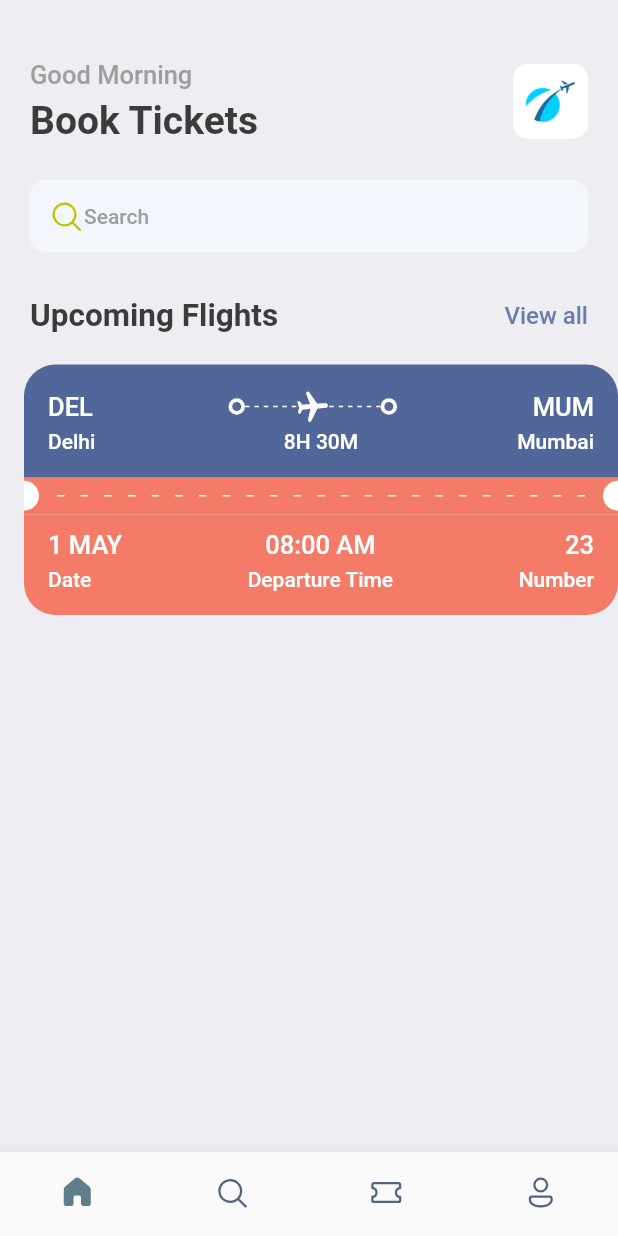
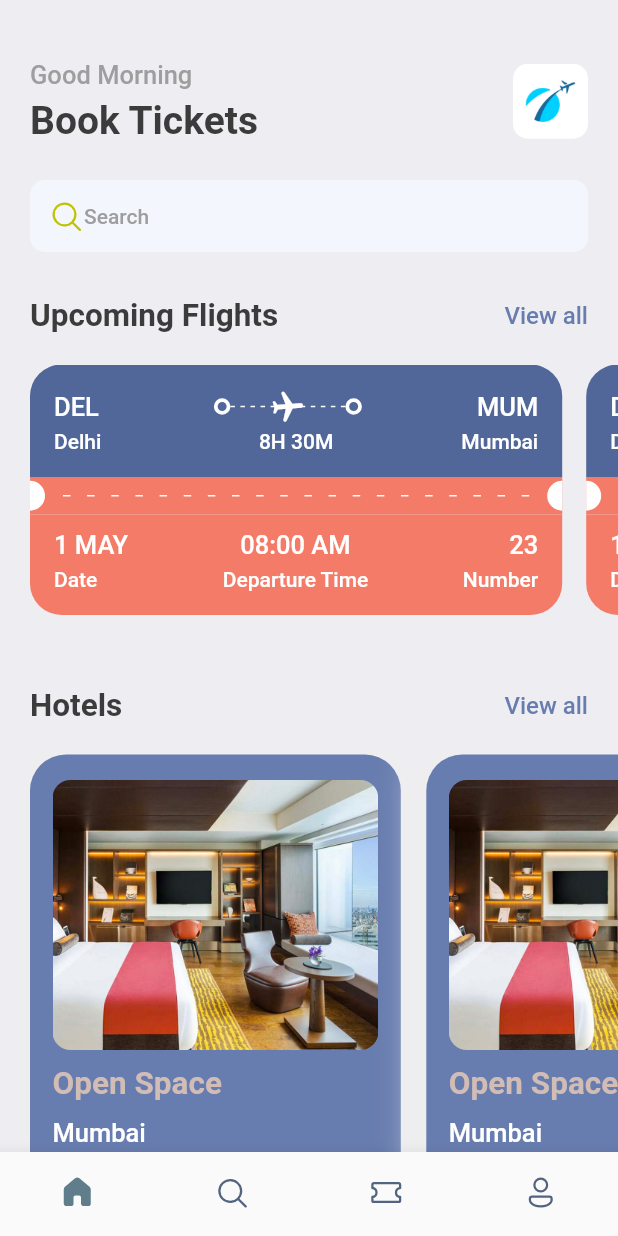
Before and after one commit to sourav091/Ticket_booking, a Flutter app: the screen it shows after launch, on a phone screen of 412 x 824 dp. Run offline on Flutter 3.47's test engine with Material 2 defaults, Android fonts, the phone set to English and light mode, and no system bars; our stand-ins replace fluentui_icons, gap.

Commit message:
Wrap ticketView widget on the  main screen Add image to container widget Wrap HotelScreen widget with a SingleChildScrollView widget

```diff
--- a/lib/screens/home_screen.dart
+++ b/lib/screens/home_screen.dart
@@ -1,4 +1,6 @@
+import 'package:ecommerce_app/screens/hotel_screen.dart';
 import 'package:ecommerce_app/screens/ticket_view.dart';
+import 'package:ecommerce_app/utils/app_info_list.dart';
 import 'package:ecommerce_app/utils/app_styles.dart';
 import 'package:fluentui_icons/fluentui_icons.dart';
 import 'package:flutter/material.dart';
@@ -86,7 +88,40 @@ class HomeScreen extends StatelessWidget {
                 ],
               )),
           const Gap(20),
-         const  TicketView(),
+          SingleChildScrollView(
+            scrollDirection: Axis.horizontal,
+            padding: const EdgeInsets.only(left: 20),
+            child: Row(
+              children: [
+                TicketView(),
+                TicketView(),
+              ],
+            ),
+         ),
+         const Gap(15),
+         Container(
+          padding: const EdgeInsets.symmetric(horizontal: 20),
+           child: Row(
+                      mainAxisAlignment: MainAxisAlignment.spaceBetween,
+                      children: [
+                        Text("Hotels",style: Styles.headLineStyle2,),
+                        InkWell(
+                            onTap: () {
+                              debugPrint("You are tapped");
+                            },
+                            child: Text("View all",style: Styles.textStyle.copyWith(color: Styles.primaryColor),))
+                      ],
+                    ),
+         ),
+         const Gap(15),
+         SingleChildScrollView(
+          scrollDirection: Axis.horizontal,
+            padding: const EdgeInsets.only(left: 20),
+            child: Row(
+              children: hotelList.map((singleHotel) => HotelScreen(hotel: singleHotel)).toList()
+            )
+          ),
+
         ],
       ),
     );
--- /dev/null
+++ b/lib/screens/hotel_screen.dart
@@ -0,0 +1,59 @@
+import 'package:ecommerce_app/utils/app_layout.dart';
+import 'package:ecommerce_app/utils/app_styles.dart';
+import 'package:flutter/material.dart';
+import 'package:gap/gap.dart';
+
+class HotelScreen extends StatelessWidget {
+  final Map<String, dynamic> hotel;
+  const HotelScreen({Key? key, required this.hotel}) : super(key: key);
+
+  @override
+  Widget build(BuildContext context) {
+    final size = AppLayout.getSize(context);
+    return Container(
+      width: size.width * 0.6,
+      height: 350,
+      padding: const EdgeInsets.symmetric(horizontal: 15, vertical: 17),
+      margin: const EdgeInsets.only(right: 17, top: 5),
+      decoration: BoxDecoration(
+          color: Styles.primaryColor,
+          borderRadius: BorderRadius.circular(24),
+          boxShadow: [
+            BoxShadow(
+              color: Colors.grey.shade200,
+              blurRadius: 20,
+              spreadRadius: 5,
+            )
+          ]),
+      child: Column(
+        crossAxisAlignment: CrossAxisAlignment.start,
+        children: [
+          Container(
+            height: 180,
+            decoration: BoxDecoration(
+                borderRadius: BorderRadius.circular(12),
+                color: Styles.primaryColor,
+                image: const DecorationImage(
+                    fit: BoxFit.cover,
+                    image: AssetImage("assets/images/one.png"))),
+          ),
+          const Gap(10),
+          Text(
+            "Open Space",
+            style: Styles.headLineStyle2.copyWith(color: Styles.kakiColor),
+          ),
+          const Gap(10),
+          Text(
+            "Mumbai",
+            style: Styles.headLineStyle3.copyWith(color: Colors.white),
+          ),
+          const Gap(8),
+          Text(
+            "\$45/night",
+            style: Styles.headLineStyle1.copyWith(color: Styles.kakiColor),
+          ),
+        ],
+      ),
+    );
+  }
+}
--- a/lib/screens/ticket_view.dart
+++ b/lib/screens/ticket_view.dart
@@ -11,10 +11,10 @@ class TicketView extends StatelessWidget {
   Widget build(BuildContext context) {
     final size = AppLayout.getSize(context);
     return SizedBox(
-      width: size.width,
+      width: size.width*0.9, //ticket uses 0.9% of the screen
       height: 200,
       child: Container(
-        margin: const EdgeInsets.only(left: 16),
+        margin: const EdgeInsets.only(right: 16),
         child: Column(
           mainAxisSize: MainAxisSize.min,
           children: [
--- /dev/null
+++ b/lib/utils/app_info_list.dart
@@ -0,0 +1,20 @@
+List<Map<String, dynamic>> hotelList = [
+  {
+    'image': 'one.png',
+    'place': 'Open Space',
+    'destination': 'Mumbai',
+    'price': 45
+  },
+  {
+    'image': 'two.png',
+    'place': 'Global Will',
+    'destination': 'London',
+    'price': 50
+  },
+  {
+    'image': 'three.png',
+    'place': 'Tallest Building',
+    'destination': 'Dubai',
+    'price': 68
+  },
+];
--- a/lib/utils/app_styles.dart
+++ b/lib/utils/app_styles.dart
@@ -1,3 +1,4 @@
+import 'package:flutter/foundation.dart';
 import 'package:flutter/material.dart';
 
 Color primary = const Color(0xFF687daf);
@@ -7,6 +8,7 @@ class Styles {
   static Color textColor = const Color(0xFF3b3b3b);
   static Color bgColor = const Color(0xFFeeedf2);
   static Color orangeColor = const Color(0xFFF37B67);
+  static Color kakiColor = const Color(0xFFd2bdb6);
   static TextStyle textStyle =
       TextStyle(fontSize: 16, color: textColor, fontWeight: FontWeight.w500);
   static TextStyle headLineStyle1 =
```
